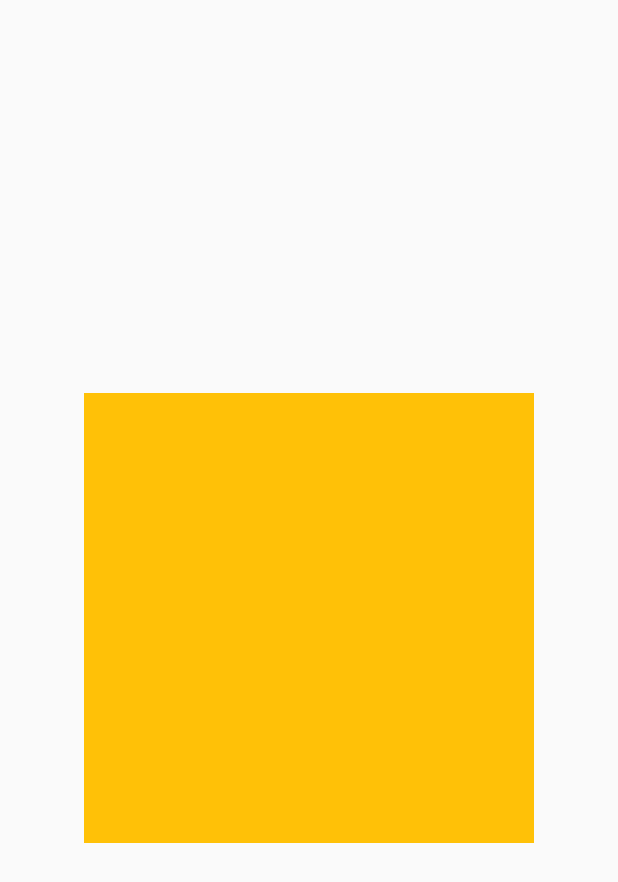
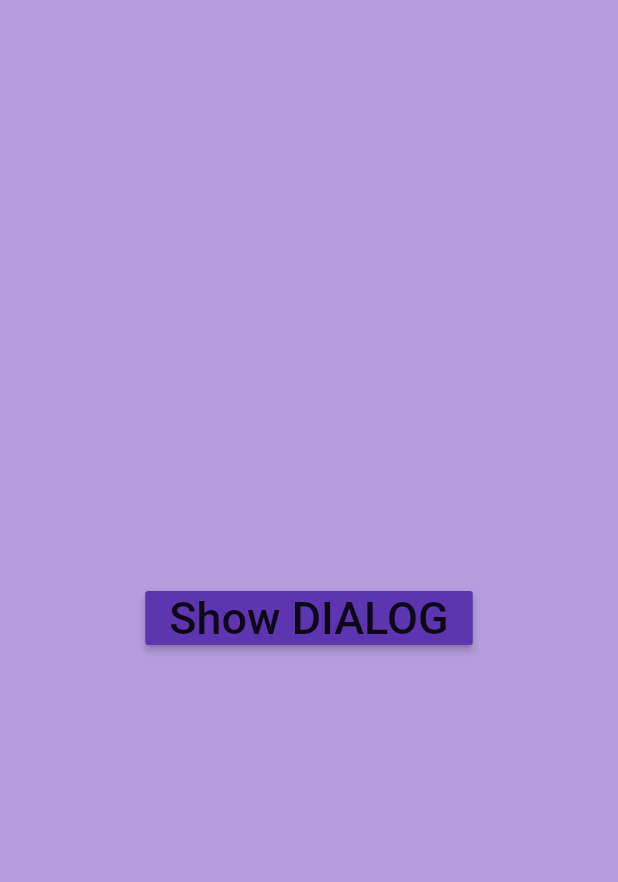
Before and after one commit to Samitti/Flutter-Bottom-Nav, a Flutter app: the screen it shows after launch, on a phone screen of 412 x 824 dp. Shown: the top 882 px of the screen. Run offline on Flutter 3.47's test engine with Material 2 defaults, Android fonts, the light colour scheme and no system bars.

Commit message:
add dialog alert

```diff
--- a/lib/home.dart
+++ b/lib/home.dart
@@ -1,34 +1,44 @@
+import 'package:flutter/cupertino.dart';
 import 'package:flutter/material.dart';
 
 class Home extends StatefulWidget {
-  const Home({ Key? key }) : super(key: key);
-
   @override
   _HomeState createState() => _HomeState();
 }
 
 class _HomeState extends State<Home> {
-  double boxHight = 300;
-  double boxWidth = 300;
-
-  void _shrinkBox () {
-    setState(() {
-      boxHight = 100;
-      boxWidth = 100;
-    });
+  void _showDialog() {
+    showDialog(
+        context: context,
+        builder: (context) {
+          return CupertinoAlertDialog(
+            title: Text('Title'),
+            content: Text('Contetbt, more info'),
+            actions: [
+              MaterialButton(
+                onPressed: () {},
+                child: Text('Button'),
+              ),
+              MaterialButton(
+                onPressed: () {},
+                child: Text('Button'),
+              )
+            ],
+          );
+        });
   }
 
   @override
   Widget build(BuildContext context) {
-    return GestureDetector(
-      onTap: _shrinkBox,
-      child: Scaffold(
-        body: Center(
-          child: AnimatedContainer(
-            duration: Duration(milliseconds: 200),
-            height: boxHight,
-            width: boxWidth,
-            color: Colors.amber,
+    return Scaffold(
+      backgroundColor: Colors.deepPurple[200],
+      body: Center(
+        child: MaterialButton(
+          color: Colors.deepPurple[600],
+          onPressed: _showDialog,
+          child: Text(
+            'Show DIALOG',
+            style: TextStyle(fontSize: 30),
           ),
         ),
       ),
```
